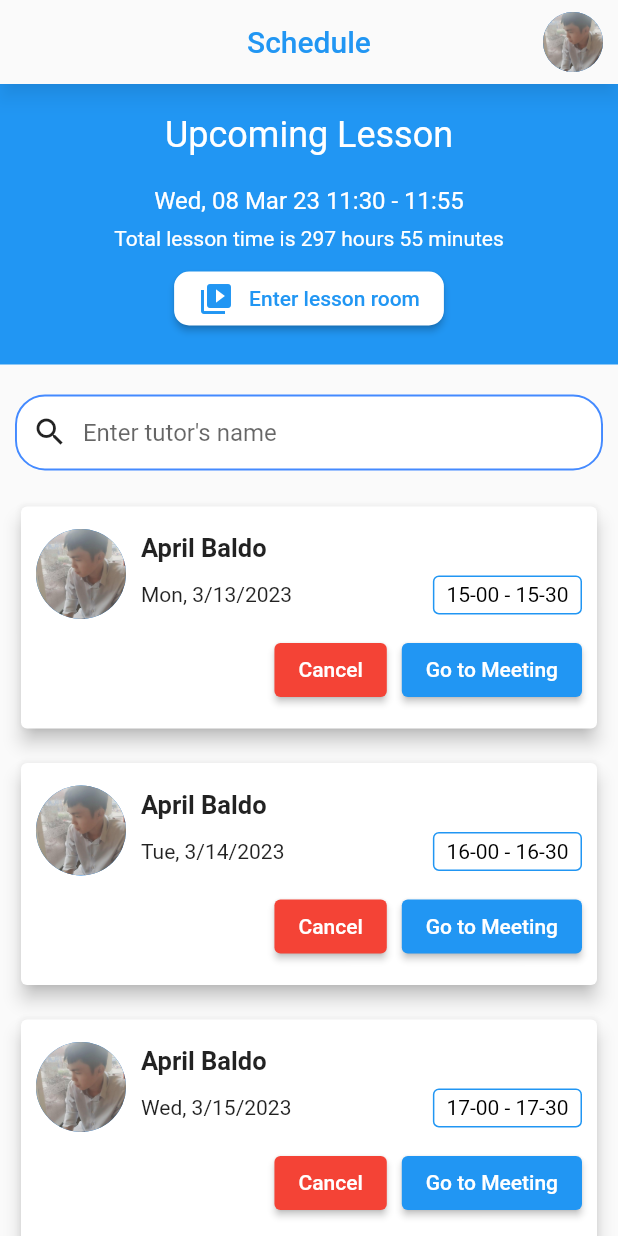
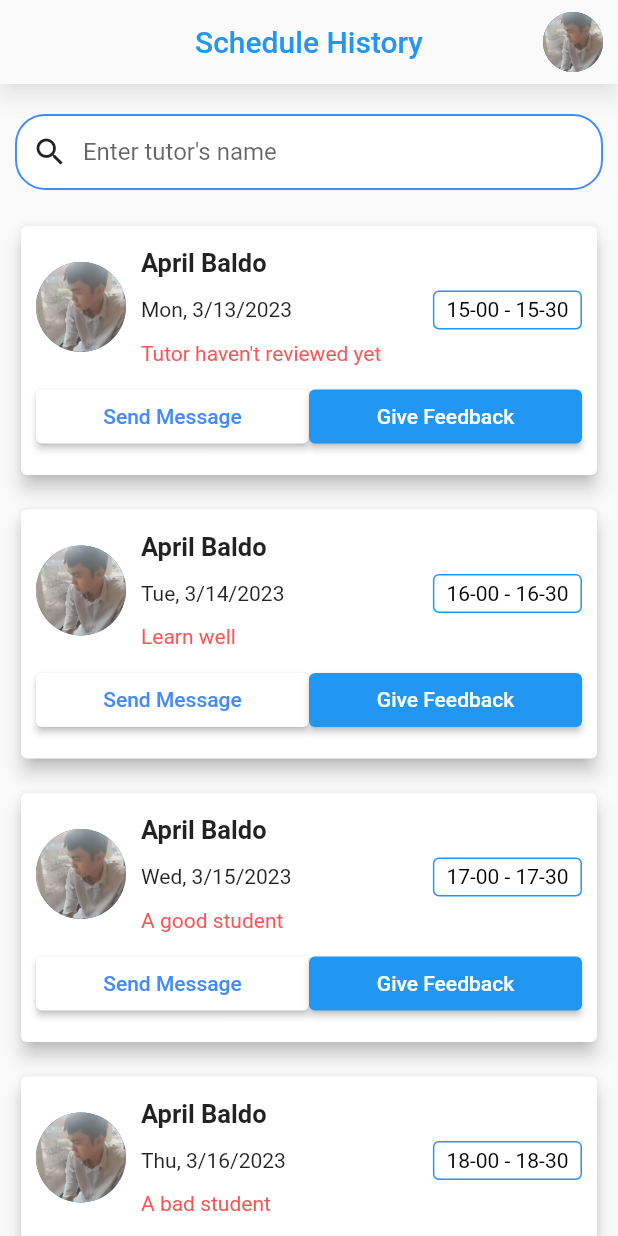
Before and after one commit to ntdat6310/lettutor_advanced_mobile, a Flutter app: the screen it shows after launch, on a phone screen of 412 x 824 dp. Run offline on Flutter 3.47's test engine with Material 2 defaults, Android fonts, the phone set to English and light mode, and no system bars.

Commit message:
feat: add schedule_history page

```diff
--- a/lib/data/fake_data.dart
+++ b/lib/data/fake_data.dart
@@ -1,4 +1,5 @@
 import 'models/review.dart';
+import 'models/schedule_history.dart';
 import 'models/teacher.dart';
 import 'models/schedule.dart';
 
@@ -96,10 +97,19 @@
 
   List<Schedule> getSchedules(){
     return [
-      Schedule(teacher: FakeData().getTeachers()[0], fromTime: DateTime(2023, 3, 13, 15), toTime: DateTime(2021, 3, 13, 15, 30)),
-      Schedule(teacher: FakeData().getTeachers()[0], fromTime: DateTime(2023, 3, 14, 16), toTime: DateTime(2021, 3, 13, 16, 30)),
-      Schedule(teacher: FakeData().getTeachers()[0], fromTime: DateTime(2023, 3, 15, 17), toTime: DateTime(2021, 3, 13, 17, 30)),
-      Schedule(teacher: FakeData().getTeachers()[0], fromTime: DateTime(2023, 3, 16, 18), toTime: DateTime(2021, 3, 13, 18, 30)),
+      Schedule(teacher: FakeData().getTeachers()[0], studentId: 0, fromTime: DateTime(2023, 3, 13, 15), toTime: DateTime(2021, 3, 13, 15, 30)),
+      Schedule(teacher: FakeData().getTeachers()[0], studentId: 0,fromTime: DateTime(2023, 3, 14, 16), toTime: DateTime(2021, 3, 13, 16, 30)),
+      Schedule(teacher: FakeData().getTeachers()[0], studentId: 0, fromTime: DateTime(2023, 3, 15, 17), toTime: DateTime(2021, 3, 13, 17, 30)),
+      Schedule(teacher: FakeData().getTeachers()[0], studentId: 0, fromTime: DateTime(2023, 3, 16, 18), toTime: DateTime(2021, 3, 13, 18, 30)),
+    ];
+  }
+
+  List<ScheduleHistory> getScheduleHistories(){
+    return [
+      ScheduleHistory(schedule: FakeData().getSchedules()[0], teacherComment: ''),
+      ScheduleHistory(schedule: FakeData().getSchedules()[1], teacherComment: 'Learn well'),
+      ScheduleHistory(schedule: FakeData().getSchedules()[2], teacherComment: 'A good student'),
+      ScheduleHistory(schedule: FakeData().getSchedules()[3], teacherComment: 'A bad student'),
     ];
   }
 }
--- a/lib/data/models/schedule.dart
+++ b/lib/data/models/schedule.dart
@@ -4,7 +4,8 @@
   late Teacher teacher;
   late DateTime fromTime;
   late DateTime toTime;
+  late int studentId;
 
   Schedule(
-      {required this.teacher, required this.fromTime, required this.toTime});
+      {required this.teacher, required this.studentId, required this.fromTime, required this.toTime});
 }
--- /dev/null
+++ b/lib/data/models/schedule_history.dart
@@ -0,0 +1,12 @@
+import 'package:lettutor_advanced_mobile/data/models/schedule.dart';
+
+class ScheduleHistory {
+  int id = 0;
+  Schedule schedule;
+  String teacherComment = '';
+
+  ScheduleHistory({
+    required this.schedule,
+    required this.teacherComment,
+  });
+}
--- a/lib/main.dart
+++ b/lib/main.dart
@@ -23,6 +23,7 @@
 import 'package:lettutor_advanced_mobile/data/models/teacher.dart';
 import 'package:lettutor_advanced_mobile/ui/pages/home/home_page.dart';
 import 'package:lettutor_advanced_mobile/ui/pages/schedule/schedule_page.dart';
+import 'package:lettutor_advanced_mobile/ui/pages/schedule_history/schedule_history_page.dart';
 import 'package:lettutor_advanced_mobile/ui/pages/sign_in/sign_in_page.dart';
 import 'package:lettutor_advanced_mobile/ui/pages/teacher/teacher_page.dart';
 import 'package:lettutor_advanced_mobile/ui/pages/teacher_detail/teacher_detail_page.dart';
@@ -42,7 +43,7 @@
       title: 'Let-tutor',
       // home: TeacherPage(),
       // home: HomePage(),
-      home: SchedulePage(),
+      home: ScheduleHistoryPage(),
     );
   }
 }
--- /dev/null
+++ b/lib/ui/pages/schedule_history/components/schedule_history_card.dart
@@ -0,0 +1,133 @@
+import 'package:flutter/material.dart';
+import 'package:intl/intl.dart';
+import 'package:lettutor_advanced_mobile/data/models/schedule_history.dart';
+
+class ScheduleHistoryCard extends StatelessWidget {
+  const ScheduleHistoryCard({Key? key, required this.history})
+      : super(key: key);
+
+  final ScheduleHistory history;
+
+  @override
+  Widget build(BuildContext context) {
+    return Container(
+      margin: const EdgeInsets.only(bottom: 15),
+      child: Card(
+        elevation: 5,
+        shadowColor: Colors.black,
+        child: Padding(
+          padding: const EdgeInsets.fromLTRB(10, 15, 10, 15),
+          child: Column(
+            mainAxisAlignment: MainAxisAlignment.end,
+            crossAxisAlignment: CrossAxisAlignment.center,
+            children: [
+              Row(
+                mainAxisAlignment: MainAxisAlignment.start,
+                children: [
+                  const CircleAvatar(
+                      radius: 30,
+                      backgroundImage: AssetImage('assets/images/avatar.jpg')),
+                  const SizedBox(
+                    width: 10,
+                  ),
+                  Expanded(
+                      child: Column(
+                    mainAxisAlignment: MainAxisAlignment.center,
+                    crossAxisAlignment: CrossAxisAlignment.start,
+                    children: [
+                      Text(
+                        history.schedule.teacher.name,
+                        style: const TextStyle(
+                          fontWeight: FontWeight.bold,
+                          fontSize: 17,
+                        ),
+                      ),
+                      const SizedBox(height: 8),
+                      Row(
+                        mainAxisAlignment: MainAxisAlignment.spaceBetween,
+                        children: [
+                          Text(
+                            DateFormat('EEE, M/d/y')
+                                .format(history.schedule.fromTime),
+                            style: const TextStyle(
+                              fontSize: 14,
+                            ),
+                          ),
+                          Container(
+                            padding: const EdgeInsets.fromLTRB(8, 4, 8, 4),
+                            decoration: BoxDecoration(
+                                borderRadius: BorderRadius.circular(4),
+                                border: Border.all(
+                                  color: Colors.blue,
+                                  width: 1,
+                                )),
+                            child: Text(
+                              "${DateFormat('kk-mm').format(history.schedule.fromTime)} - ${DateFormat('kk-mm').format(history.schedule.toTime)}",
+                              style: const TextStyle(color: Colors.black),
+                            ),
+                          ),
+                        ],
+                      ),
+                      const SizedBox(height: 8),
+                      Text(
+                        history.teacherComment == ''
+                            ? 'Tutor haven\'t reviewed yet'
+                            : history.teacherComment,
+                        style: const TextStyle(
+                          fontSize: 14,
+                          color: Colors.redAccent,
+                          backgroundColor: Colors.white24,
+                        ),
+                      )
+                    ],
+                  )),
+                ],
+              ),
+              const SizedBox(
+                height: 10,
+              ),
+              SizedBox(
+                width: double.infinity,
+                child: Row(
+                  mainAxisAlignment: MainAxisAlignment.end,
+                  children: [
+                    Expanded(
+                        flex: 1,
+                        child: ElevatedButton(
+                          style: ElevatedButton.styleFrom(
+                            foregroundColor: Colors.blueAccent,
+                            backgroundColor: Colors.white,
+                            shape: RoundedRectangleBorder(
+                              borderRadius: BorderRadius.circular(4),
+                            ),
+                          ),
+                          onPressed: () {
+                            // TODO: add button press logic here
+                          },
+                          child: const Text('Send Message'),
+                        )),
+                    Expanded(
+                        flex: 1,
+                        child: ElevatedButton(
+                          style: ElevatedButton.styleFrom(
+                            backgroundColor: Colors.blue,
+                            foregroundColor: Colors.white,
+                            shape: RoundedRectangleBorder(
+                              borderRadius: BorderRadius.circular(4),
+                            ),
+                          ),
+                          onPressed: () {
+                            // TODO: add button press logic here
+                          },
+                          child: const Text('Give Feedback'),
+                        )),
+                  ],
+                ),
+              ),
+            ],
+          ),
+        ),
+      ),
+    );
+  }
+}
--- /dev/null
+++ b/lib/ui/pages/schedule_history/schedule_history_page.dart
@@ -0,0 +1,52 @@
+import 'package:flutter/material.dart';
+import 'package:lettutor_advanced_mobile/data/fake_data.dart';
+import 'package:lettutor_advanced_mobile/ui/pages/schedule_history/components/schedule_history_card.dart';
+import 'package:lettutor_advanced_mobile/ui/widgets/custom_appbar.dart';
+
+import '../../../data/models/schedule_history.dart';
+import '../../widgets/custom_search_bar.dart';
+
+class ScheduleHistoryPage extends StatelessWidget {
+  ScheduleHistoryPage({Key? key}) : super(key: key);
+
+  final List<ScheduleHistory> histories = FakeData().getScheduleHistories();
+
+  @override
+  Widget build(BuildContext context) {
+    return Scaffold(
+      appBar: const CustomAppBar(
+        title: "Schedule History",
+      ),
+      body: SingleChildScrollView(
+        scrollDirection: Axis.vertical,
+        child: Column(
+          mainAxisAlignment: MainAxisAlignment.start,
+          children: [
+            Padding(
+              padding: const EdgeInsets.fromLTRB(10, 20, 10, 20),
+              child: Column(
+                mainAxisAlignment: MainAxisAlignment.start,
+                children: [
+                  CustomSearchBar(
+                      onChanged: (value) {
+                        print(value);
+                      },
+                      searchHint: 'Enter tutor\'s name'),
+                  const SizedBox(height: 20),
+                  Column(
+                    mainAxisAlignment: MainAxisAlignment.start,
+                    children: List.generate(
+                        histories.length,
+                        (index) => ScheduleHistoryCard(
+                              history: histories[index],
+                            )),
+                  )
+                ],
+              ),
+            ),
+          ],
+        ),
+      ),
+    );
+  }
+}
```
